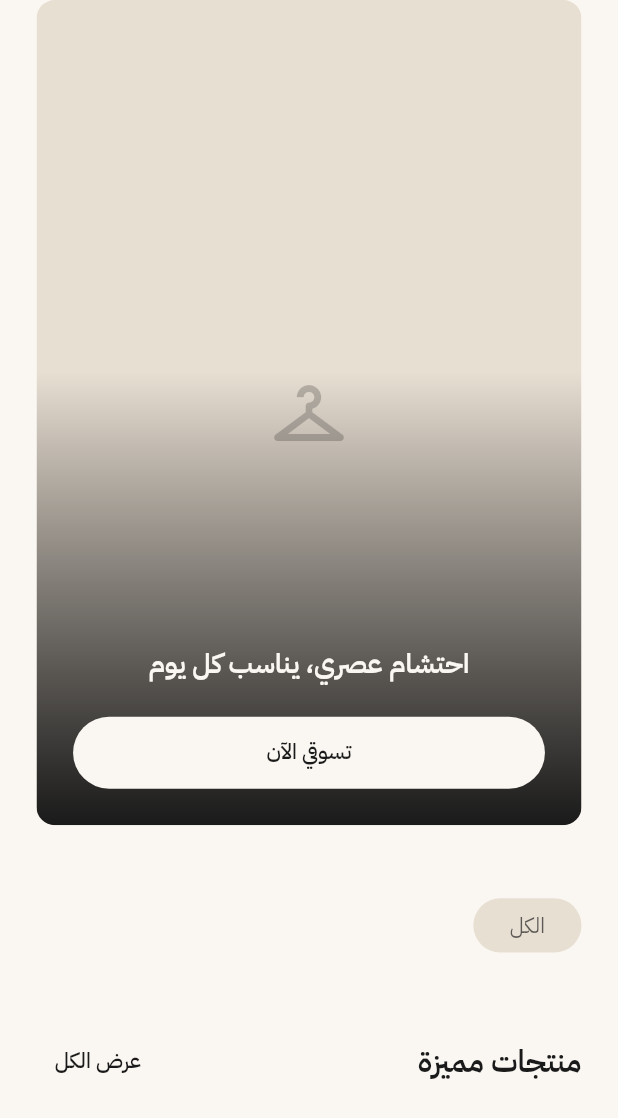
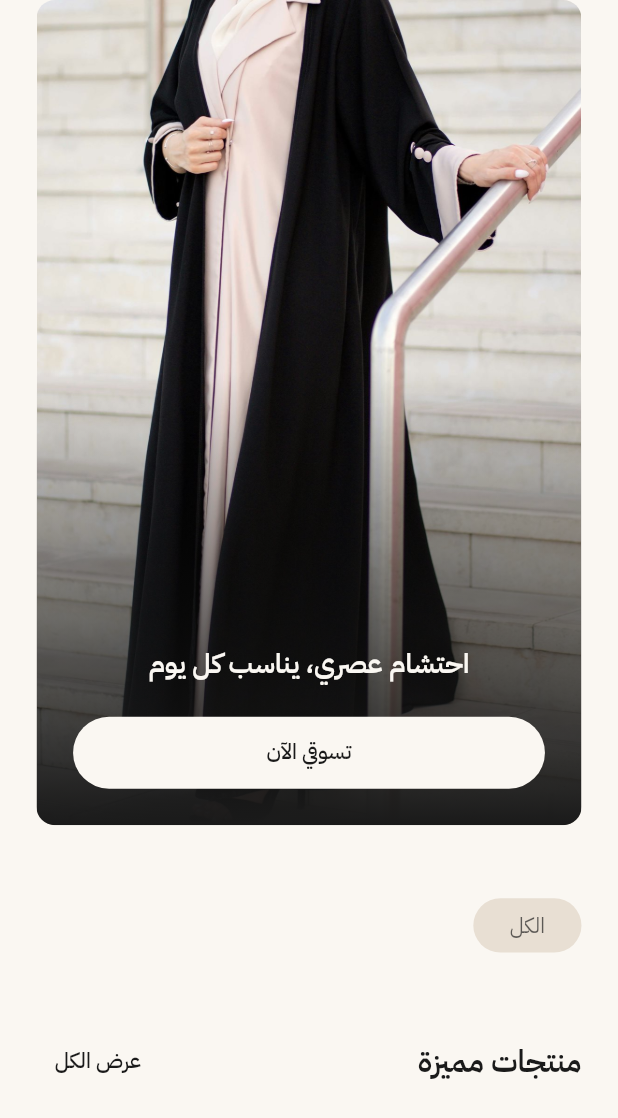
Before and after one commit to EzzdeenShamaly/nova_modest, a Flutter app: the _Catalogue widget shown alone on an empty page, opened directly with empty values, on a phone screen of 412 x 824 dp. Shown: the top 1118 px of the screen. Run offline on Flutter 3.47's test engine with Material 3 defaults, Android fonts, the phone set to English and light mode, and no system bars; our stand-ins replace bloc_concurrency, dio, equatable, flutter_bloc, flutter_screenutil, flutter_secure_storage and 7 more; accounts and stored records are empty; statements that could not run were skipped.

Commit message:
feat(home): a photograph in the hero banner, as a bundled asset
The banner drew an empty hanger on the emulator. Read before choosing:
`HomeHeroBanner.image` is a widget parameter the home screen never passed, and
the copy over it is `homeHeroTagline`, an ARB string compiled into the app.
Production has no banners table and no column named like one — its fourteen
tables were read on 2026-09-20.

So the picture is a bundled asset, matching its words: both change by release.
A database-driven photograph would have been editable while the sentence over
it was not. assets/images/home/hero.jpg is one of the catalogue photographs
already cropped from the neck down and resized — 195 KB at 1165x1800, which is
the widest the banner is ever drawn (390pt at 3x), and its 0.647 is within a
hair of the design's 350/530. Decorative, so it is excluded from semantics: the
tagline beside it carries the meaning.

The home screen test now asserts the asset inside the hero; it failed against
the unchanged code with "Bad state: No element" — no image in the banner.

Also recorded, no code:
- A payment receipt is deferred because cash on delivery is the only method
  that can place an order (place_order refuses card), so no money arrives
  before delivery and there is nothing to upload. It becomes a whole feature —
  column, bucket, policies, upload screen, review screen — the day a bank
  transfer is offered.
- The alternatives to a bundled banner, if it ever needs to be editable: a
  banners table with a dashboard screen, or drawing a products.is_featured row.
- The Android package carries ALLOW_BACKUP, so the plaintext session token is
  eligible for automatic cloud backup. Added to that release blocker.

778 tests pass; analyze clean.

Co-Authored-By: Claude Opus 5 <noreply@anthropic.com>

```diff
--- a/lib/features/catalog/presentation/screens/home_screen.dart
+++ b/lib/features/catalog/presentation/screens/home_screen.dart
@@ -137,6 +137,16 @@ class _Catalogue extends StatelessWidget {
           Padding(
             padding: EdgeInsetsDirectional.symmetric(horizontal: AppSpacing.l),
             child: HomeHeroBanner(
+              // A bundled asset, not a row: the banner's copy is an ARB string
+              // compiled into the app, so a photograph from the database would
+              // be editable while the words over it were not.
+              // Decorative — the tagline beside it carries the meaning, so it
+              // is kept out of the semantics tree rather than announced twice.
+              image: Image.asset(
+                'assets/images/home/hero.jpg',
+                fit: BoxFit.cover,
+                excludeFromSemantics: true,
+              ),
               // The abayas listing is the storefront's front door today.
               onShopNow: () =>
                   context.go(Routes.productList(Routes.entryCategoryId)),
```
Also changed, not shown: pubspec.yaml (+7 -0 lines), assets/images/home/hero.jpg (added), 2 other files.
